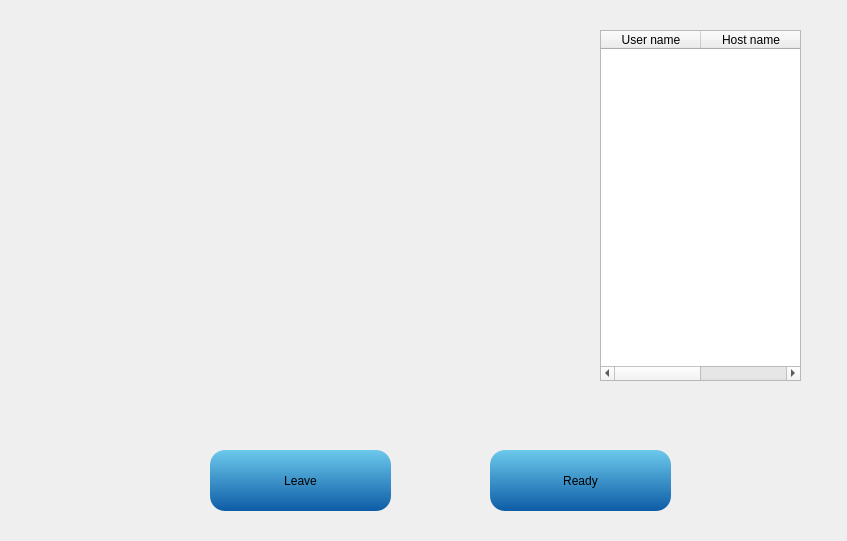
Above: mainwindow/waitingroom.ui from ruanxianzhi/eecs493 before the change. Below: the same form after it.
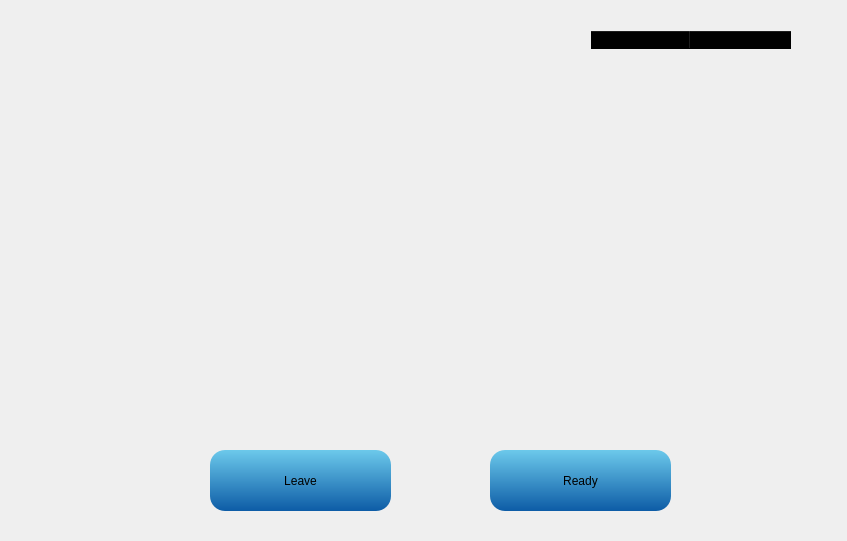
That is the form after the change.

```diff
--- a/mainwindow/waitingroom.ui
+++ b/mainwindow/waitingroom.ui
@@ -67,16 +67,26 @@
   <widget class="QTableWidget" name="tableWidget">
    <property name="geometry">
     <rect>
-     <x>600</x>
+     <x>590</x>
      <y>30</y>
-     <width>201</width>
+     <width>221</width>
      <height>351</height>
     </rect>
    </property>
+   <property name="styleSheet">
+    <string notr="true">background-color: transparent;</string>
+   </property>
    <column>
     <property name="text">
      <string>User name</string>
     </property>
+    <property name="background">
+     <color>
+      <red>153</red>
+      <green>242</green>
+      <blue>226</blue>
+     </color>
+    </property>
    </column>
    <column>
     <property name="text">
```
